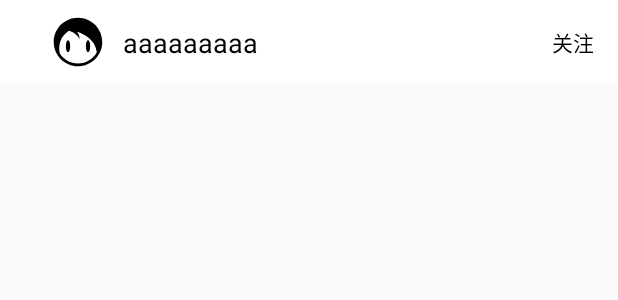
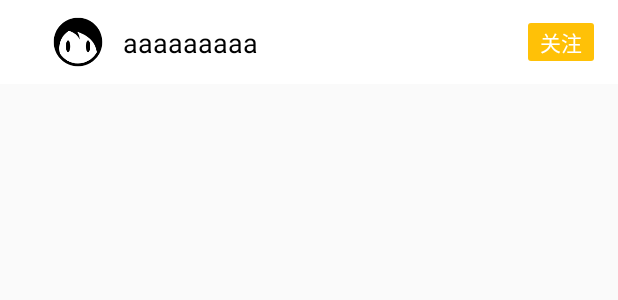
Before and after one commit to zj-wukewei/share_android, an Android app: the layout item_follow.xml on its own in the app's theme, with its tools: preview values and no code run, on a phone screen of 412 x 824 dp. Shown: the top 300 px of the screen. Run offline under Robolectric (Android 15) with nearby library versions, the phone set to English and light mode, and no system bars; network calls fail.

Commit message:
关注接口和部分基本信息页面

```diff
--- a/app/src/main/java/com/github/wkw/share/repository/UserRepository.kt
+++ b/app/src/main/java/com/github/wkw/share/repository/UserRepository.kt
@@ -42,4 +42,10 @@ class UserRepository @Inject constructor(private val shareService: ShareService,
                 .compose(appExecutors.ioMainScheduler())
                 .compose(RepositoryUtils.handleResult())
     }
+
+    fun follow(userId: String): Observable<Boolean> {
+        return shareService.follow(userId)
+                .compose(appExecutors.ioMainScheduler())
+                .compose(RepositoryUtils.handleResult())
+    }
 }
--- a/app/src/main/java/com/github/wkw/share/ui/follow/FollowViewModel.kt
+++ b/app/src/main/java/com/github/wkw/share/ui/follow/FollowViewModel.kt
@@ -25,4 +25,6 @@ class FollowViewModel @Inject constructor(private val userRepository: UserReposi
                     result.postValue(it)
                 })
     }
+
+    fun follow(userId: String) = userRepository.follow(userId)
 }
--- /dev/null
+++ b/app/src/main/java/com/github/wkw/share/ui/user/info/InfomationActivity.kt
@@ -0,0 +1,5 @@
+package com.github.wkw.share.ui.user.info
+
+class InfomationActivity {
+
+}
--- /dev/null
+++ b/app/src/main/res/drawable/ic_ffa000_2_bg.xml
@@ -0,0 +1,6 @@
+<?xml version="1.0" encoding="utf-8"?>
+<shape xmlns:android="http://schemas.android.com/apk/res/android">
+
+    <solid android:color="#ffa000"/>
+    <corners android:radius="2dp"/>
+</shape>
--- /dev/null
+++ b/app/src/main/res/drawable/ic_ffc107_2_bg.xml
@@ -0,0 +1,6 @@
+<?xml version="1.0" encoding="utf-8"?>
+<shape xmlns:android="http://schemas.android.com/apk/res/android">
+
+    <solid android:color="#ffc107"/>
+    <corners android:radius="2dp"/>
+</shape>
--- a/app/src/main/res/layout/activity_list.xml
+++ b/app/src/main/res/layout/activity_list.xml
@@ -14,7 +14,7 @@
     <LinearLayout
         android:layout_width="match_parent"
         android:layout_height="match_parent"
-        android:background="@color/home_item_divider_color"
+        android:background="@color/window_background_color"
         android:orientation="vertical">
 
         <include
--- a/app/src/main/res/layout/item_follow.xml
+++ b/app/src/main/res/layout/item_follow.xml
@@ -20,11 +20,11 @@
     <android.support.constraint.ConstraintLayout
         android:layout_width="match_parent"
         android:layout_height="wrap_content"
+        android:background="@color/white"
         android:paddingBottom="8dp"
-        android:paddingTop="8dp"
+        android:paddingLeft="16dp"
         android:paddingRight="16dp"
-        android:paddingLeft="16dp"
-        android:background="@color/white">
+        android:paddingTop="8dp">
 
         <ImageView
             android:id="@+id/img_item_follow"
@@ -38,28 +38,34 @@
 
 
         <android.support.v7.widget.AppCompatTextView
+            android:layout_width="wrap_content"
+            android:layout_height="wrap_content"
+            android:layout_marginStart="10dp"
+            android:text="@{item.nickname}"
+            android:textColor="@color/app_title"
+            android:textSize="18sp"
+            app:layout_constraintBottom_toBottomOf="parent"
             app:layout_constraintLeft_toRightOf="@+id/img_item_follow"
-            android:layout_width="wrap_content"
-            android:textColor="@color/app_title"
-            android:layout_marginStart="10dp"
-            app:layout_constraintBottom_toBottomOf="parent"
             app:layout_constraintTop_toTopOf="parent"
-            android:textSize="18sp"
-            android:text="@{item.nickname}"
-            tools:text="aaaaaaaaa"
-            android:layout_height="wrap_content" />
+            tools:text="aaaaaaaaa" />
 
 
         <android.support.v7.widget.AppCompatTextView
             android:layout_width="wrap_content"
+            android:layout_height="wrap_content"
+            android:background="@{item.followed ? @drawable/ic_ffc107_2_bg : @drawable/ic_ffa000_2_bg}"
+            android:onClick="@{(view) -> presenter.onItemClick(view, item)}"
+            android:paddingBottom="2dp"
+            android:paddingLeft="8dp"
+            android:paddingRight="8dp"
+            android:paddingTop="2dp"
+            android:text="@{item.followed ? @string/followed : @string/follow}"
+            android:textColor="@color/white"
             app:layout_constraintBottom_toBottomOf="parent"
+            app:layout_constraintRight_toRightOf="parent"
             app:layout_constraintTop_toTopOf="parent"
-            app:layout_constraintRight_toRightOf="parent"
-            android:textColor="@color/app_title"
-            android:onClick="@{(view) -> presenter.onItemClick(view, item)}"
-            android:text="@{item.followed ? @string/followed : @string/follow}"
-            tools:text="关注"
-            android:layout_height="wrap_content" />
+            tools:background="@drawable/ic_ffc107_2_bg"
+            tools:text="关注" />
 
 
     </android.support.constraint.ConstraintLayout>
--- a/app/src/main/res/values/colors.xml
+++ b/app/src/main/res/values/colors.xml
@@ -11,6 +11,7 @@
     <color name="tab_select_text">#FFBF00</color>
     <color name="tab_un_select_text">#C1BEB7</color>
     <color name="home_item_divider_color">#f4f4f4</color>
+    <color name="window_background_color">#f4f4f4</color>
     <color name="light_grey">#e6e6e6</color>
     <color name="toolbar_line_color">#d5d5d5</color>
 </resources>
```
Also changed, not shown: app/src/main/java/com/github/wkw/share/api/ShareService.kt (+41 -0 lines), app/src/main/java/com/github/wkw/share/ui/follow/FollowActivity.kt (+8 -2 lines), app/src/main/java/com/github/wkw/share/vo/Follow.kt (+13 -3 lines), app/src/main/res/layout/activity_information.xml (added, +53 -0 lines), app/src/main/res/values/strings.xml (+7 -0 lines), app/src/main/res/values/styles.xml (+10 -0 lines).
